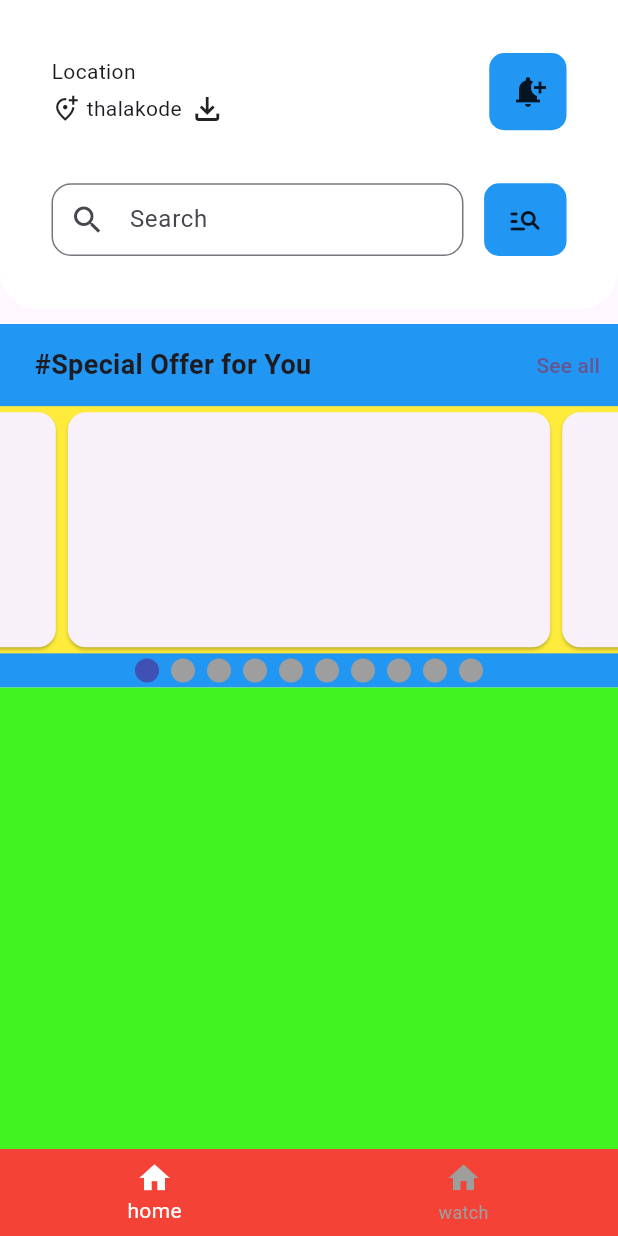
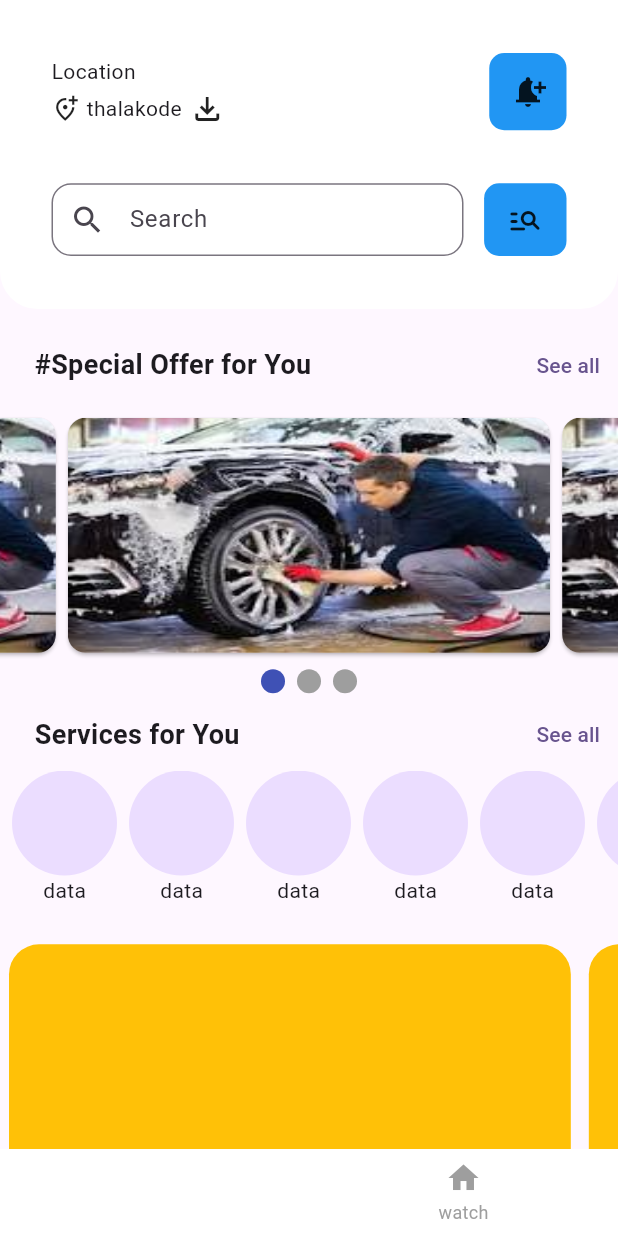
Before and after one commit to Aneeshsaju49AK/Car_wash_App, a Flutter app: the screen it shows after launch, on a phone screen of 412 x 824 dp. Run offline on Flutter 3.47's test engine with Material 3 defaults, Android fonts, the phone set to English and light mode, and no system bars; drawn by our look-alikes of carousel_slider, smooth_page_indicator.

```diff
--- a/car_wash/lib/main.dart
+++ b/car_wash/lib/main.dart
@@ -12,7 +12,9 @@ class MyApp extends StatelessWidget {
   // This widget is the root of your application.
   @override
   Widget build(BuildContext context) {
+
     return MaterialApp(
+      debugShowCheckedModeBanner: false,
       /*given the titile as Car wash and also used the ThemeData to set common colors layout also
     the common or const colors and sizedbox and const value given core of presentation
     check it*/
@@ -20,11 +22,11 @@ class MyApp extends StatelessWidget {
       theme: ThemeData(
         //buttonNavigation backgroundcolor set here
         bottomNavigationBarTheme: const BottomNavigationBarThemeData(
-          backgroundColor: Colors.red,
+          backgroundColor: Colors.white,
         ),
         colorScheme: ColorScheme.fromSeed(
           seedColor: Colors.deepPurple,
-          background: Colors.red,
+
         ),
         useMaterial3: true,
       ),
--- a/car_wash/lib/presentation/sceen/home_screen/home_screen.dart
+++ b/car_wash/lib/presentation/sceen/home_screen/home_screen.dart
@@ -41,50 +41,30 @@ class _HomeScreenState extends State<HomeScreen> {
               ),
               Container(
                 width: sizeWidth / 1,
-                height: sizeHeight / 3.4,
-                color: Colors.blue,
+                height: sizeHeight / 3.3,
                 child: Column(
                   mainAxisAlignment: MainAxisAlignment.spaceEvenly,
                   children: [
-                    Row(
-                      mainAxisAlignment: MainAxisAlignment.spaceBetween,
-                      children: [
-                        const Padding(
-                          padding: EdgeInsets.only(left: 23),
-                          child: Text(
-                            "#Special Offer for You",
-                            style: TextStyle(
-                              fontSize: 18,
-                              fontWeight: FontWeight.w600,
-                            ),
-                          ),
-                        ),
-                        TextButton(
-                          onPressed: () {},
-                          child: Text("See all"),
-                        ),
-                      ],
+                    OfferHeadWidgetCommon(
+                      label: "#Special Offer for You",
                     ),
                     Container(
-                        color: Colors.yellow,
-                        height: sizeHeight / 5,
+
+                        height: sizeHeight / 4.8,
                         child: CarouselSlider.builder(
-                            itemCount: 10,
+                            itemCount: 3,
                             itemBuilder: (context, index, int realIndex) {
                               return Card(
-                                  clipBehavior: Clip.antiAlias,
-                                  elevation: 1,
-                                  child: Column(
-                                    children: [
-                                      Row(
-                                        children: [
-                                          // Text(
-                                          //   index.toString(),
-                                          // ),
-                                        ],
-                                      )
-                                    ],
-                                  ));
+                                clipBehavior: Clip.antiAlias,
+                                elevation: 1,
+                                child: Container(
+                                  width: sizeWidth / 1,
+                                  child: Image.asset(
+                                    'assets/images/Untitled.jpeg',
+                                    fit: BoxFit.fill,
+                                  ),
+                                ),
+                              );
                             },
                             options: CarouselOptions(
                               height: sizeHeight / 5,
@@ -98,7 +78,7 @@ class _HomeScreenState extends State<HomeScreen> {
                     Container(
                       child: SmoothPageIndicator(
                         controller: controller,
-                        count: 10,
+                        count: 3,
                         effect: WormEffect(),
                       ),
                     ),
@@ -107,9 +87,59 @@ class _HomeScreenState extends State<HomeScreen> {
               ),
               Container(
                 width: sizeWidth / 1,
-                height: sizeHeight / 2,
-                color: const Color.fromARGB(255, 65, 243, 33),
-              )
+                height: sizeHeight / 2.2,
+
+                child: Column(
+                  children: [
+                    OfferHeadWidgetCommon(
+                      label: "Services for You",
+                    ),
+                    Container(
+                      width: sizeWidth / 1,
+                      height: sizeHeight / 7.5,
+
+                      child: ListView.builder(
+                        scrollDirection: Axis.horizontal,
+                        itemCount: 6,
+                        itemBuilder: (context, index) {
+                          return Padding(
+                            padding: const EdgeInsets.only(left: 8),
+                            child: Column(
+                              children: [
+                                CircleAvatar(
+                                  radius: 35,
+                                ),
+                                Text("data")
+                              ],
+                            ),
+                          );
+                        },
+                      ),
+                    ),
+                    Container(
+                      width: sizeWidth / 1,
+                      height: sizeHeight / 4,
+
+                      child: ListView.builder(
+                        scrollDirection: Axis.horizontal,
+                        itemCount: 4,
+                        itemBuilder: (context, index) {
+                          return Padding(
+                            padding: const EdgeInsets.all(6.0),
+                            child: Container(
+                              width: sizeWidth / 1.1,
+                              decoration: BoxDecoration(
+                                borderRadius: BorderRadius.circular(20),
+                                color: Colors.amber,
+                              ),
+                            ),
+                          );
+                        },
+                      ),
+                    ),
+                  ],
+                ),
+              ),
             ],
           ),
         ),
@@ -117,3 +147,34 @@ class _HomeScreenState extends State<HomeScreen> {
     );
   }
 }
+
+class OfferHeadWidgetCommon extends StatelessWidget {
+  final String label;
+  const OfferHeadWidgetCommon({
+    super.key,
+    required this.label,
+  });
+
+  @override
+  Widget build(BuildContext context) {
+    return Row(
+      mainAxisAlignment: MainAxisAlignment.spaceBetween,
+      children: [
+        Padding(
+          padding: EdgeInsets.only(left: 23),
+          child: Text(
+            label,
+            style: TextStyle(
+              fontSize: 18,
+              fontWeight: FontWeight.w600,
+            ),
+          ),
+        ),
+        TextButton(
+          onPressed: () {},
+          child: Text("See all"),
+        ),
+      ],
+    );
+  }
+}
--- a/car_wash/pubspec.yaml
+++ b/car_wash/pubspec.yaml
@@ -61,9 +61,8 @@ flutter:
   uses-material-design: true
 
   # To add assets to your application, add an assets section, like this:
-  # assets:
-  #   - images/a_dot_burr.jpeg
-  #   - images/a_dot_ham.jpeg
+  assets:
+    - assets/images/
 
   # An image asset can refer to one or more resolution-specific "variants", see
   # https://flutter.dev/assets-and-images/#resolution-aware
```
Also changed, not shown: car_wash/assets/images/Untitled.jpeg (added), car_wash/pubspec.lock.
